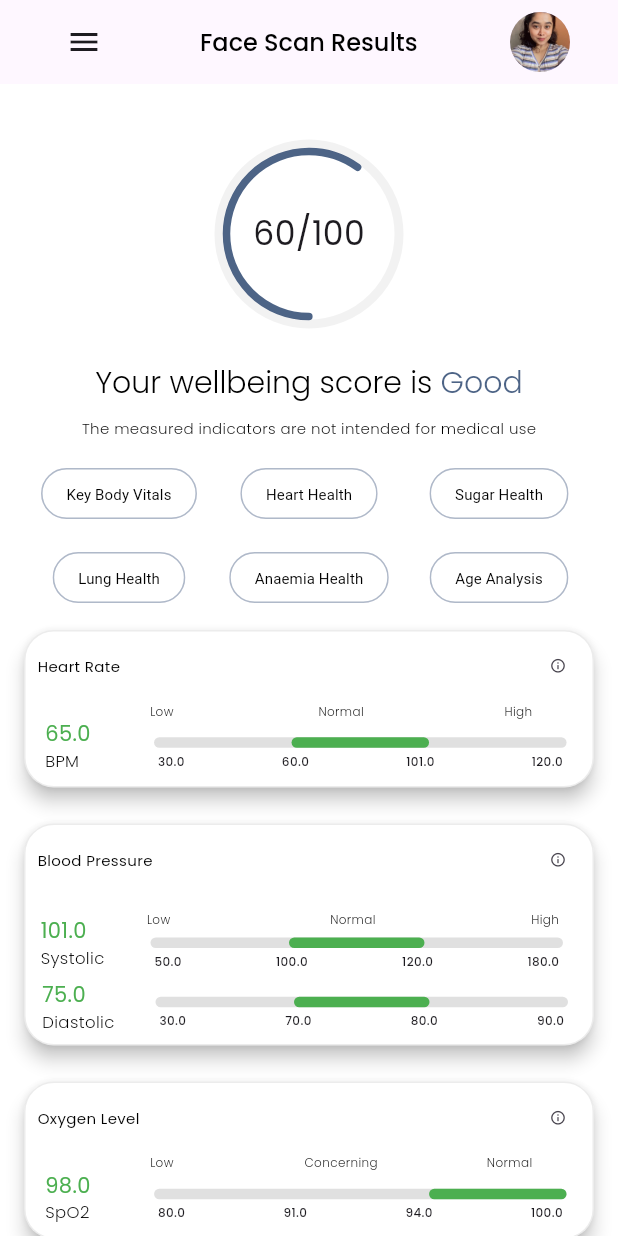
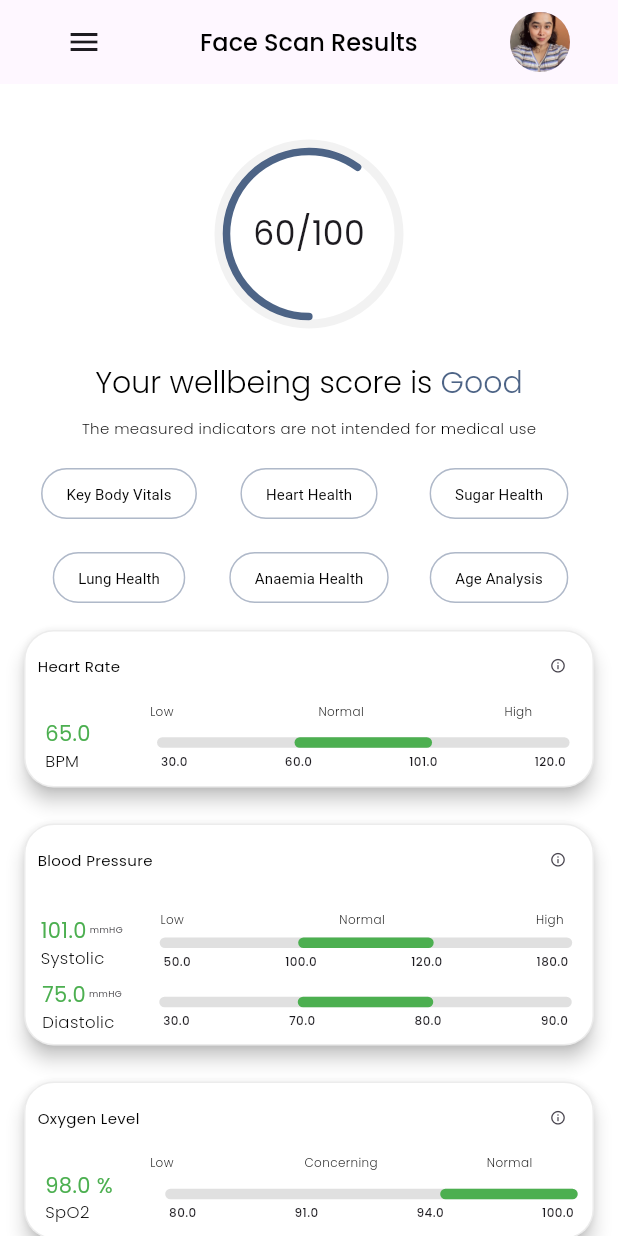
Before and after one commit to anafariya/result_screen, a Flutter app: the screen it shows after launch, on a phone screen of 412 x 824 dp. Run offline on Flutter 3.47's test engine with Material 3 defaults, Android fonts, the light colour scheme and no system bars; our stand-ins replace google_fonts.

Commit message:
added units to result cards

```diff
--- a/lib/widgets/double_indicator_card.dart
+++ b/lib/widgets/double_indicator_card.dart
@@ -145,8 +145,6 @@ class DoubleIndicatorCard extends StatelessWidget {
 
   @override
   Widget build(BuildContext context) {
-    double midValue1 = (v2 + v3) / 2;
-    double midValue2 = (x2 + x3) / 2;
 
     return Card(
       color: Colors.white,
@@ -194,6 +192,9 @@ class DoubleIndicatorCard extends StatelessWidget {
                   child: Column(
                     crossAxisAlignment: CrossAxisAlignment.start,
                     children: [
+                      Row(
+                        mainAxisAlignment: MainAxisAlignment.spaceBetween,
+                        children: [
                           Text(
                             "$value1",
                             style: GoogleFonts.poppins(
@@ -204,6 +205,12 @@ class DoubleIndicatorCard extends StatelessWidget {
                                   ?midColor
                                   : lowColor,
                             ),
+                          ),
+                          Padding(
+                            padding: const EdgeInsets.only(left: 2),
+                            child: Text("mmHG",style: GoogleFonts.poppins(fontSize: 6),),
+                          )
+                        ],
                       ),
                       Text(
                         unit1,
@@ -361,16 +368,25 @@ class DoubleIndicatorCard extends StatelessWidget {
                   child: Column(
                     crossAxisAlignment: CrossAxisAlignment.start,
                     children: [
+                       Row(
+                        mainAxisAlignment: MainAxisAlignment.spaceBetween,
+                        children: [
                           Text(
                             "$value2",
                             style: GoogleFonts.poppins(
                               fontSize: 14,
-                          color: value2 > x3
+                              color: value1 > v3
                               ? highColor
-                          : value2 > x2
+                              : value1 > v2
                                   ?midColor
                                   : lowColor,
                             ),
+                          ),
+                          Padding(
+                            padding: const EdgeInsets.only(left: 2),
+                            child: Text("mmHG",style: GoogleFonts.poppins(fontSize: 6),),
+                          )
+                        ],
                       ),
                       Text(
                         unit2,
--- a/lib/widgets/indicator_card.dart
+++ b/lib/widgets/indicator_card.dart
@@ -16,6 +16,7 @@ class IndicatorCard extends StatelessWidget {
   final String lowValue;
   final String midValue;
   final String highValue;
+  final String resultValue;
   final String dialogDescription;
   late String dialogContent; // New property for the content
 
@@ -24,6 +25,7 @@ class IndicatorCard extends StatelessWidget {
     required this.title,
     required this.unit,
     required this.value,
+    required this.resultValue,
     required this.v1,
     required this.v2,
     required this.v3,
@@ -217,7 +219,7 @@ class IndicatorCard extends StatelessWidget {
                     crossAxisAlignment: CrossAxisAlignment.start,
                     children: [
                       Text(
-                        "$value",
+                        "$value $resultValue",
                         style:
                             GoogleFonts.poppins(fontSize: 14, color: getValueColor(value)),
                       ),
--- a/lib/widgets/result_screen.dart
+++ b/lib/widgets/result_screen.dart
@@ -134,6 +134,7 @@ class _ResultScreenState extends State<ResultScreen> {
                 v2: 60,
                 v3: 101,
                 v4: 120,
+                resultValue: "",
                 midColor: Colors.green,
                 lowColor: Colors.orange,
                 highColor: const Color.fromRGBO(220, 125, 87, 1),
@@ -178,6 +179,7 @@ class _ResultScreenState extends State<ResultScreen> {
                 v2: 91,
                 v3: 94,
                 v4: 100,
+                resultValue: "%",
                 lowColor: Colors.red,
                 midColor: Colors.orange,
                 highColor: Colors.green,
@@ -196,6 +198,7 @@ class _ResultScreenState extends State<ResultScreen> {
                 v2: 14,
                 v3: 16,
                 v4: 18,
+                resultValue: "",
                 highColor: Colors.red,
                 lowColor: Colors.orange,
                 midColor: Colors.green,
@@ -215,6 +218,7 @@ class _ResultScreenState extends State<ResultScreen> {
                 v2: 5.6,
                 v3: 6.4,
                 v4: 9.0,
+                resultValue: "%",
                 lowColor: Colors.green,
                 highColor: const Color.fromRGBO(218, 76, 104, 1),
                 midColor: const Color.fromRGBO(220, 125, 87, 1),
```
Lines whose indentation alone changed are shown as unchanged.
